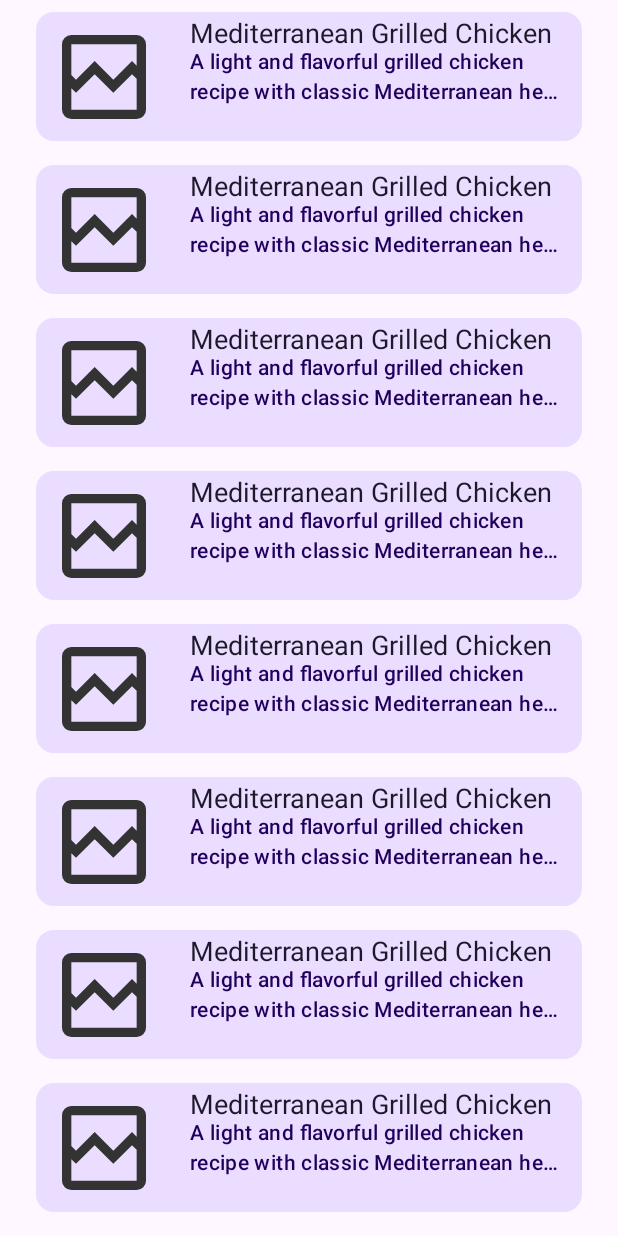
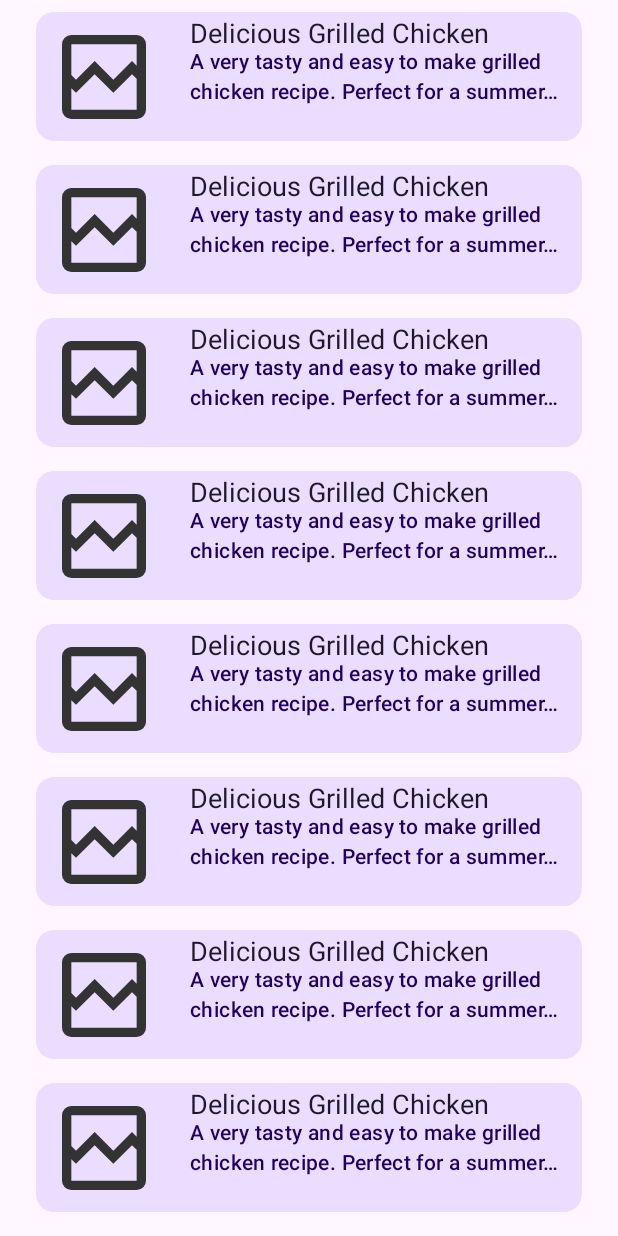
Before and after one commit to jmuci/ChefAI, an Android app built with Jetpack Compose: the @Preview function RecipessListScreenPreview, on a phone screen of 412 x 824 dp. Run offline under Robolectric (Android 15) with nearby library versions, the phone set to English and light mode, and no system bars; libraries missing offline, so code that uses them is left out: xyz.block.uuidv7; pictures from the network do not load; 1 statement that could not run was skipped.

Commit message:
Update Preview Data from Composables

```diff
--- /dev/null
+++ b/app/src/main/java/com/tenmilelabs/chefai/domain/model/RecipePreview.kt
@@ -0,0 +1,20 @@
+package com.tenmilelabs.chefai.domain.model
+
+import java.util.UUID
+
+/**
+ * A simplified, business-oriented representation of a recipe, to be used in recipe lists.
+ * Details like ingredients or steps have been stripped for efficiency.
+ */
+data class RecipePreview(
+    val uuid: UUID,
+    val title: String,
+    val description: String,
+    val imageUrlThumbnail: String,
+    val prepTimeMinutes: Int,
+    val cookTimeMinutes: Int,
+    val servings: Int,
+    val creatorId: UUID,
+    val tags: List<Tag>,
+    val labels: List<Label>,
+)
--- a/app/src/main/java/com/tenmilelabs/chefai/domain/repository/RecipesRepository.kt
+++ b/app/src/main/java/com/tenmilelabs/chefai/domain/repository/RecipesRepository.kt
@@ -1,12 +1,15 @@
 package com.tenmilelabs.chefai.domain.repository
 
 import com.tenmilelabs.chefai.domain.model.Recipe
+import com.tenmilelabs.chefai.domain.model.RecipePreview
 import kotlinx.coroutines.flow.Flow
 import java.util.UUID
 
 interface RecipesRepository {
     suspend fun getRecipes(): List<Recipe>
     fun getRecipesStream(): Flow<List<Recipe>>
+
+    fun getRecipesPreviewStream(): Flow<List<RecipePreview>>
 
     suspend fun getRecipe(uuid: UUID): Recipe?
     fun getRecipeStream(uuid: UUID): Flow<Recipe?>
--- /dev/null
+++ b/app/src/main/java/com/tenmilelabs/chefai/ui/preview/PreviewData.kt
@@ -0,0 +1,79 @@
+package com.tenmilelabs.chefai.ui.preview
+
+import com.tenmilelabs.chefai.data.source.local.util.generateUuid7
+import com.tenmilelabs.chefai.domain.model.Label
+import com.tenmilelabs.chefai.domain.model.RecipePreview
+import com.tenmilelabs.chefai.domain.model.Tag
+import com.tenmilelabs.chefai.domain.model.User
+import java.util.UUID
+
+object PreviewData {
+    val user = User(
+        uuid = generateUuid7(),
+        displayName = "ChefAI Preview",
+        email = "preview@chefai.app",
+        avatarUrl = "https://i.pravatar.cc/150?u=a042581f4e29026704d"
+    )
+
+    val recipePreview = RecipePreview(
+        uuid = generateUuid7(),
+        title = "Delicious Grilled Chicken",
+        description = "A very tasty and easy to make grilled chicken recipe. Perfect for a summer barbecue. Follow the steps carefully for the best results.",
+        imageUrlThumbnail = "https://images.pexels.com/photos/106343/pexels-photo-106343.jpeg",
+        prepTimeMinutes = 15,
+        cookTimeMinutes = 20,
+        servings = 4,
+        creatorId = user.uuid,
+        tags = listOf(Tag(generateUuid7(), "Healthy"), Tag(generateUuid7(), "Quick")),
+        labels = listOf(com.tenmilelabs.chefai.domain.model.Label(generateUuid7(), "Dinner")),
+    )
+
+    val recipePreviewLongTitle = RecipePreview(
+        uuid = generateUuid7(),
+        title = "Spicy Tuscan Sausage & Kale Pasta with Sun-Dried Tomatoes and a Creamy Parmesan Sauce",
+        description = "A hearty and comforting pasta dish that comes together in under 30 minutes. Perfect for a weeknight family dinner.",
+        imageUrlThumbnail = "https://www.halfbakedharvest.com/wp-content/uploads/2022/02/One-Pot-Spicy-Tuscan-Sausage-and-Kale-Pasta-1.jpg",
+        prepTimeMinutes = 10,
+        cookTimeMinutes = 25,
+        servings = 6,
+        creatorId = user.uuid,
+        tags = listOf(Tag(generateUuid7(), "Pasta"), Tag(generateUuid7(), "Comfort Food")),
+        labels = listOf(Label(generateUuid7(), "Weeknight")),
+    )
+
+    val recipePreviewNoImage = RecipePreview(
+        uuid = generateUuid7(),
+        title = "Classic Beef Stew",
+        description = "A simple, traditional beef stew. This recipe is a placeholder and does not have an image, used for testing fallback UI.",
+        imageUrlThumbnail = "", // No image
+        prepTimeMinutes = 20,
+        cookTimeMinutes = 180,
+        servings = 8,
+        creatorId = user.uuid,
+        tags = listOf(Tag(generateUuid7(), "Slow Cook"), Tag(generateUuid7(), "Beef")),
+        labels = listOf(Label(generateUuid7(), "Batch Cook")),
+    )
+
+    val recipePreviewNoTags = RecipePreview(
+        uuid = generateUuid7(),
+        title = "Mediterranean Grilled Chicken",
+        description = "A light and flavorful grilled chicken recipe with classic Mediterranean herbs and a lemon-garlic marinade.",
+        imageUrlThumbnail = "https://www.themediterraneandish.com/wp-content/uploads/2015/05/mediterranean-grilled-chicken-recipe-13.jpg",
+        prepTimeMinutes = 15,
+        cookTimeMinutes = 20,
+        servings = 4,
+        creatorId = user.uuid,
+        tags = emptyList(),
+        labels = listOf(Label(generateUuid7(), "Mediterranean")),
+    )
+
+    val recipePreviewList = listOf(
+        recipePreview,
+        recipePreviewLongTitle,
+        recipePreviewNoImage,
+        recipePreviewNoTags,
+        recipePreview.copy(uuid = generateUuid7(), title = "Lemon Herb Roasted Chicken"),
+        recipePreviewLongTitle.copy(uuid = generateUuid7(), title = "Quick Shrimp Scampi"),
+        recipePreview.copy(uuid = generateUuid7(), title = "Vegetarian Chili"),
+    )
+}
--- a/app/src/main/java/com/tenmilelabs/chefai/ui/recipes/RecipesScreen.kt
+++ b/app/src/main/java/com/tenmilelabs/chefai/ui/recipes/RecipesScreen.kt
@@ -15,18 +15,19 @@ import androidx.compose.ui.Modifier
 import androidx.compose.ui.res.dimensionResource
 import androidx.compose.ui.res.stringResource
 import androidx.compose.ui.tooling.preview.Preview
+import androidx.compose.ui.tooling.preview.PreviewParameter
 import androidx.hilt.navigation.compose.hiltViewModel
 import androidx.lifecycle.compose.collectAsStateWithLifecycle
 import com.tenmilelabs.chefai.R
 import com.tenmilelabs.chefai.data.source.local.util.generateUuid7
-import com.tenmilelabs.chefai.domain.model.Label
-import com.tenmilelabs.chefai.domain.model.Recipe
+import com.tenmilelabs.chefai.domain.model.RecipePreview
 import com.tenmilelabs.chefai.domain.model.User
-import com.tenmilelabs.chefai.ui.components.RecipeCard
+import com.tenmilelabs.chefai.ui.components.RecipeListCard
+import com.tenmilelabs.chefai.ui.preview.PreviewData
+import com.tenmilelabs.chefai.ui.preview.RecipePreviewProvider
 import com.tenmilelabs.chefai.ui.theme.ChefAITheme
 import com.tenmilelabs.chefai.util.EmptyContent
 import com.tenmilelabs.chefai.util.LoadingContent
-import xyz.block.uuidv7.UUIDv7
 import java.util.UUID
 
 @Composable
@@ -58,7 +59,7 @@ fun RecipesScreen(
 @Composable
 fun RecipesContent(
     loading: Boolean,
-    recipes: List<Recipe>,
+    recipes: List<RecipePreview>,
     recipeCardOnClick: (UUID) -> Unit = {},
 ) {
     if (loading) {
@@ -78,7 +79,7 @@ fun RecipesContent(
         ) {
             LazyColumn {
                 items(recipes) { recipe ->
-                    RecipeCard(
+                    RecipeListCard(
                         recipe = recipe,
                         navigateToDetail = { recipeCardOnClick(recipe.uuid) })
                 }
@@ -86,7 +87,6 @@ fun RecipesContent(
         }
     }
 }
-
 
 
 @Preview
@@ -98,27 +98,9 @@ fun RecipessListScreenPreview() {
         email = "preview@chefai.app",
         avatarUrl = null
     )
-    val recipes: List<Recipe> = buildList {
+    val recipes: List<RecipePreview> = buildList {
         for (i in 1..60) {
-            add(
-                Recipe(
-                    uuid = generateUuid7(),
-                    title = "Mediterranean Grilled Chicken",
-                    description = "A light and flavorful grilled chicken recipe with classic Mediterranean herbs and a lemon-garlic marinade.",
-                    imageUrl = "https://via.placeholder.com/150",
-                    imageUrlThumbnail = "https://via.placeholder.com/150",
-                    prepTimeMinutes = 15,
-                    cookTimeMinutes = 20,
-                    servings = 4,
-                    creator = previewUser,
-                    recipeExternalUrl = "https://example.com/recipe",
-                    ingredients = emptyList(),
-                    steps = emptyList(),
-                    tags = emptyList(),
-                    labels = listOf(Label(generateUuid7(), "Mediterranean")),
-                    updatedAt = System.currentTimeMillis()
-                )
-            )
+            add(PreviewData.recipePreview)
         }
     }
     ChefAITheme {
@@ -131,7 +113,7 @@ fun RecipessListScreenPreview() {
 @Preview
 @Composable
 fun RecipesListScreenEmptyPreview() {
-    val recipes: List<Recipe> = emptyList()
+    val recipes: List<RecipePreview> = emptyList()
     ChefAITheme {
         Surface {
             RecipesContent(false, recipes)
@@ -141,34 +123,12 @@ fun RecipesListScreenEmptyPreview() {
 
 @Preview
 @Composable
-fun RecipeCardPreview() {
-    val previewUser = User(
-        uuid = UUID.randomUUID(),
-        displayName = "Preview User",
-        email = "user@preview.com",
-        avatarUrl = null
-    )
+fun RecipeListCardPreview(
+    @PreviewParameter(RecipePreviewProvider::class) recipe: RecipePreview
+) {
     ChefAITheme {
         Surface {
-            RecipeCard(
-                recipe = Recipe(
-                    uuid = UUID.randomUUID(),
-                    title = "Delicious Grilled Chicken",
-                    description = "A very tasty and easy to make grilled chicken recipe. Perfect for a summer barbecue. Follow the steps carefully for the best results.",
-                    imageUrl = "https://via.placeholder.com/200",
-                    imageUrlThumbnail = "https://via.placeholder.com/200",
-                    prepTimeMinutes = 15,
-                    cookTimeMinutes = 20,
-                    servings = 4,
-                    creator = previewUser,
-                    recipeExternalUrl = "https://example.com/grilled-chicken",
-                    ingredients = emptyList(),
-                    steps = emptyList(),
-                    tags = emptyList(),
-                    labels = listOf(Label(UUID.randomUUID(), "Grill")),
-                    updatedAt = System.currentTimeMillis()
-                )
-            )
+            RecipeListCard(recipe)
         }
     }
 }
```
Also changed, not shown: app/src/main/java/com/tenmilelabs/chefai/data/mapper/RoomDomainMap.kt (+17 -0 lines), app/src/main/java/com/tenmilelabs/chefai/data/repository/DefaultRecipeRepository.kt (+26 -7 lines), app/src/main/java/com/tenmilelabs/chefai/ui/components/RecipeListCard.kt (renamed from app/src/main/java/com/tenmilelabs/chefai/ui/components/RecipeCard.kt, +14 -27 lines), app/src/main/java/com/tenmilelabs/chefai/ui/preview/RecipePreviewProvider.kt (added, +8 -0 lines), app/src/main/java/com/tenmilelabs/chefai/ui/recipes/RecipesViewModel.kt (+4 -3 lines), 2 other files.
